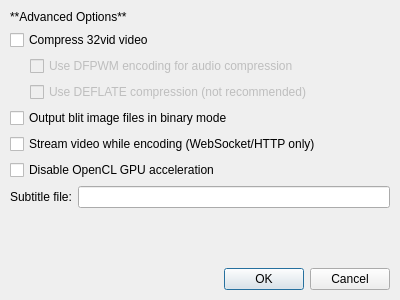
Qt form advanceddialog.ui (MCJack123/sanjuuni-ui) before a commit.
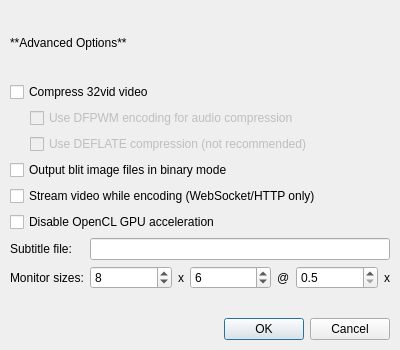
The same form after that commit. Icons and pictures are not drawn.

Commit message: Added multi-monitor support

What changed in the file:
```diff
--- a/advanceddialog.ui
+++ b/advanceddialog.ui
@@ -7,7 +7,7 @@
     <x>0</x>
     <y>0</y>
     <width>400</width>
-    <height>300</height>
+    <height>350</height>
    </rect>
   </property>
   <property name="sizePolicy">
@@ -19,13 +19,13 @@
   <property name="minimumSize">
    <size>
     <width>400</width>
-    <height>300</height>
+    <height>350</height>
    </size>
   </property>
   <property name="maximumSize">
    <size>
     <width>400</width>
-    <height>300</height>
+    <height>350</height>
    </size>
   </property>
   <property name="sizeIncrement">
@@ -50,7 +50,7 @@
      <x>0</x>
      <y>0</y>
      <width>400</width>
-     <height>300</height>
+     <height>350</height>
     </rect>
    </property>
    <property name="sizePolicy">
@@ -62,7 +62,7 @@
    <property name="minimumSize">
     <size>
      <width>400</width>
-     <height>300</height>
+     <height>350</height>
     </size>
    </property>
    <layout class="QVBoxLayout" name="verticalLayout">
@@ -189,6 +189,98 @@
         </property>
        </widget>
       </item>
+      <item row="1" column="0">
+       <widget class="QLabel" name="label_3">
+        <property name="text">
+         <string>Monitor sizes:</string>
+        </property>
+       </widget>
+      </item>
+      <item row="1" column="1">
+       <layout class="QHBoxLayout" name="horizontalLayout">
+        <item>
+         <widget class="QSpinBox" name="monitorWidth">
+          <property name="sizePolicy">
+           <sizepolicy hsizetype="Minimum" vsizetype="Fixed">
+            <horstretch>1</horstretch>
+            <verstretch>0</verstretch>
+           </sizepolicy>
+          </property>
+          <property name="minimum">
+           <number>1</number>
+          </property>
+          <property name="maximum">
+           <number>32</number>
+          </property>
+          <property name="value">
+           <number>8</number>
+          </property>
+         </widget>
+        </item>
+        <item>
+         <widget class="QLabel" name="label_4">
+          <property name="text">
+           <string>x</string>
+          </property>
+         </widget>
+        </item>
+        <item>
+         <widget class="QSpinBox" name="monitorHeight">
+          <property name="sizePolicy">
+           <sizepolicy hsizetype="Minimum" vsizetype="Fixed">
+            <horstretch>1</horstretch>
+            <verstretch>0</verstretch>
+           </sizepolicy>
+          </property>
+          <property name="minimum">
+           <number>1</number>
+          </property>
+          <property name="maximum">
+           <number>32</number>
+          </property>
+          <property name="value">
+           <number>6</number>
+          </property>
+         </widget>
+        </item>
+        <item>
+         <widget class="QLabel" name="label_5">
+          <property name="text">
+           <string>@</string>
+          </property>
+         </widget>
+        </item>
+        <item>
+         <widget class="QDoubleSpinBox" name="monitorScale">
+          <property name="sizePolicy">
+           <sizepolicy hsizetype="Minimum" vsizetype="Fixed">
+            <horstretch>1</horstretch>
+            <verstretch>0</verstretch>
+           </sizepolicy>
+          </property>
+          <property name="decimals">
+           <number>1</number>
+          </property>
+          <property name="minimum">
+           <double>0.500000000000000</double>
+          </property>
+          <property name="maximum">
+           <double>5.000000000000000</double>
+          </property>
+          <property name="singleStep">
+           <double>0.500000000000000</double>
+          </property>
+         </widget>
+        </item>
+        <item>
+         <widget class="QLabel" name="label_6">
+          <property name="text">
+           <string>x</string>
+          </property>
+         </widget>
+        </item>
+       </layout>
+      </item>
      </layout>
     </item>
     <item>
@@ -196,10 +288,13 @@
       <property name="orientation">
        <enum>Qt::Vertical</enum>
       </property>
+      <property name="sizeType">
+       <enum>QSizePolicy::Minimum</enum>
+      </property>
       <property name="sizeHint" stdset="0">
        <size>
         <width>20</width>
-        <height>40</height>
+        <height>8</height>
        </size>
       </property>
      </spacer>
```
Left out of the diff: 3 changed lines with no effect on the pictures. The commit also changes 4 other files.
